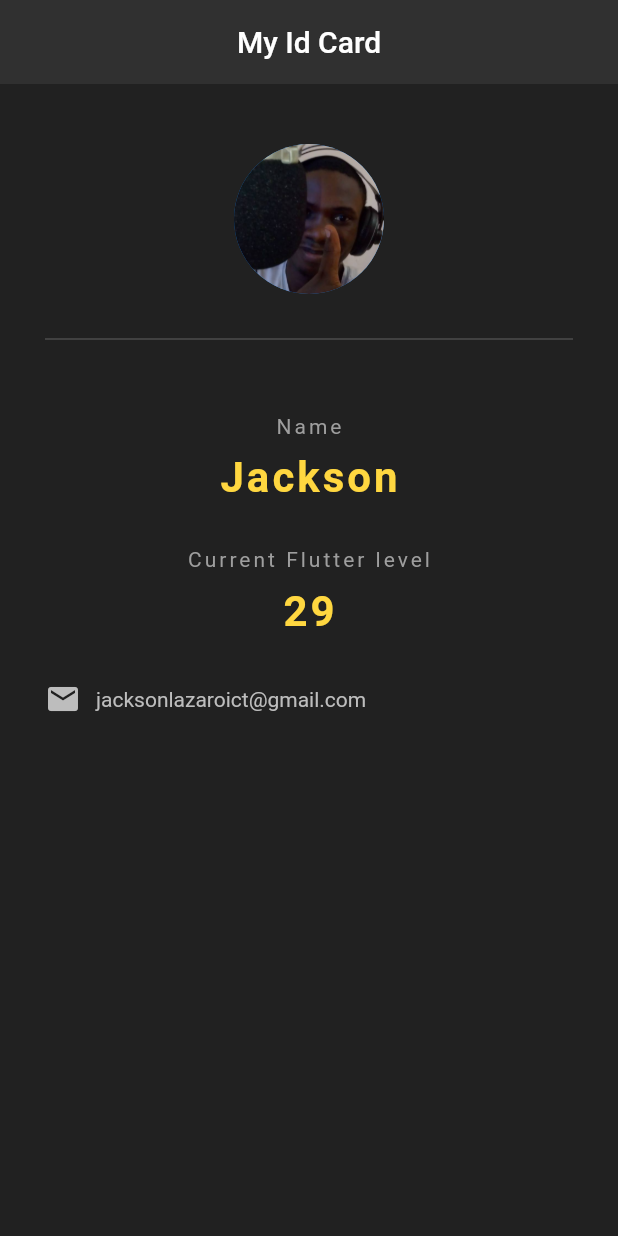
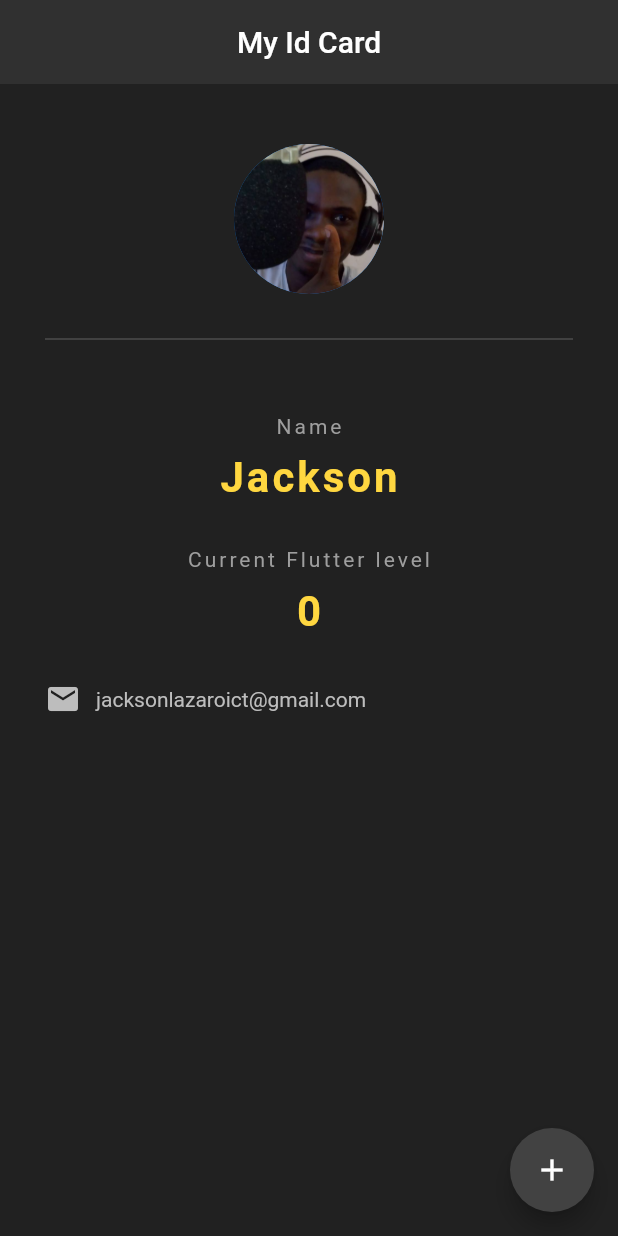
Before and after one commit to Jackson112/id_project, a Flutter app: the screen it shows after launch, on a phone screen of 412 x 824 dp. Run offline on Flutter 3.47's test engine with Material 2 defaults, Android fonts, the phone set to English and light mode, and no system bars.

```diff
--- a/lib/main.dart
+++ b/lib/main.dart
@@ -6,7 +6,13 @@ void main() =>
   ));
 
 
-class IdCard extends StatelessWidget {
+class IdCard extends StatefulWidget {
+  @override
+  _IdCardState createState() => _IdCardState();
+}
+
+class _IdCardState extends State<IdCard> {
+  int flutterLevel = 0;
   @override
   Widget build(BuildContext context) {
     return Scaffold(
@@ -17,6 +23,18 @@ class IdCard extends StatelessWidget {
            backgroundColor: Colors.grey[850],
            elevation: 0.0,
          ),
+      floatingActionButton: FloatingActionButton(
+        onPressed:() {
+          setState((){
+            flutterLevel +=1;
+          });
+        },
+        child: Icon(
+          Icons.add,
+
+      ),
+        backgroundColor: Colors.grey[800],
+      ),
       body: Padding(
           padding: EdgeInsets.fromLTRB(30.0, 40.0, 30.0, 0.0),
           child: Column(
@@ -54,7 +72,7 @@ class IdCard extends StatelessWidget {
                 ),
               ),
               SizedBox(height: 10.0),
-              Text('29',
+              Text('$flutterLevel',
                 style: TextStyle(
                   color: Colors.amberAccent,
                   letterSpacing: 2.0,
```
